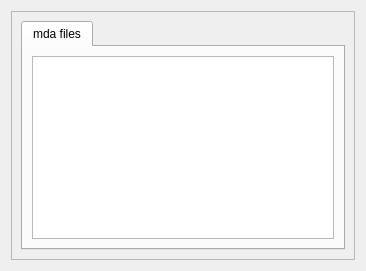
BCDA-APS/mdaviz, file mdaviz/resources/mda_file_table_view.ui: the form before one commit.
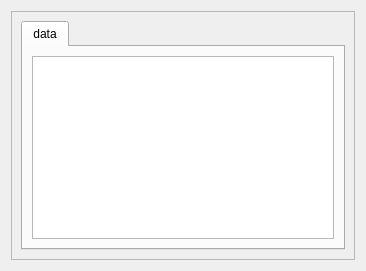
The form after the commit.

Commit message: DEV #5 working checkboxes!

What changed in the file:
```diff
--- a/mdaviz/resources/mda_file_table_view.ui
+++ b/mdaviz/resources/mda_file_table_view.ui
@@ -36,7 +36,7 @@
          </property>
          <widget class="QWidget" name="TabWidgetPage2">
           <attribute name="title">
-           <string>mda files</string>
+           <string>data</string>
           </attribute>
           <layout class="QVBoxLayout" name="verticalLayout_5">
            <item>
```
The commit also changes 2 other files.
